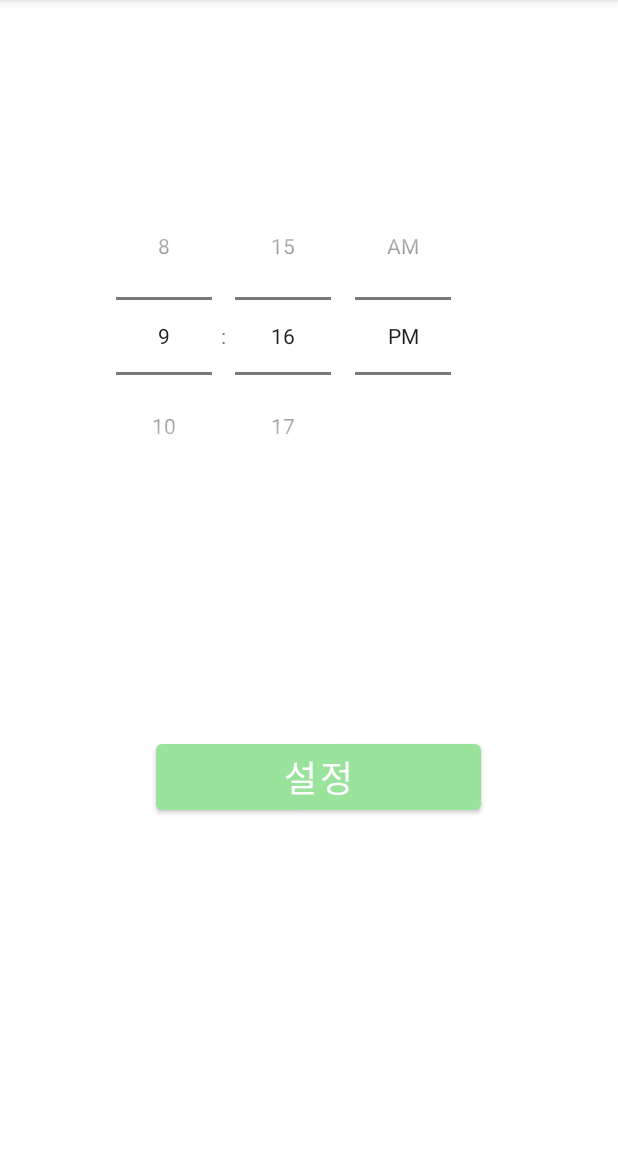
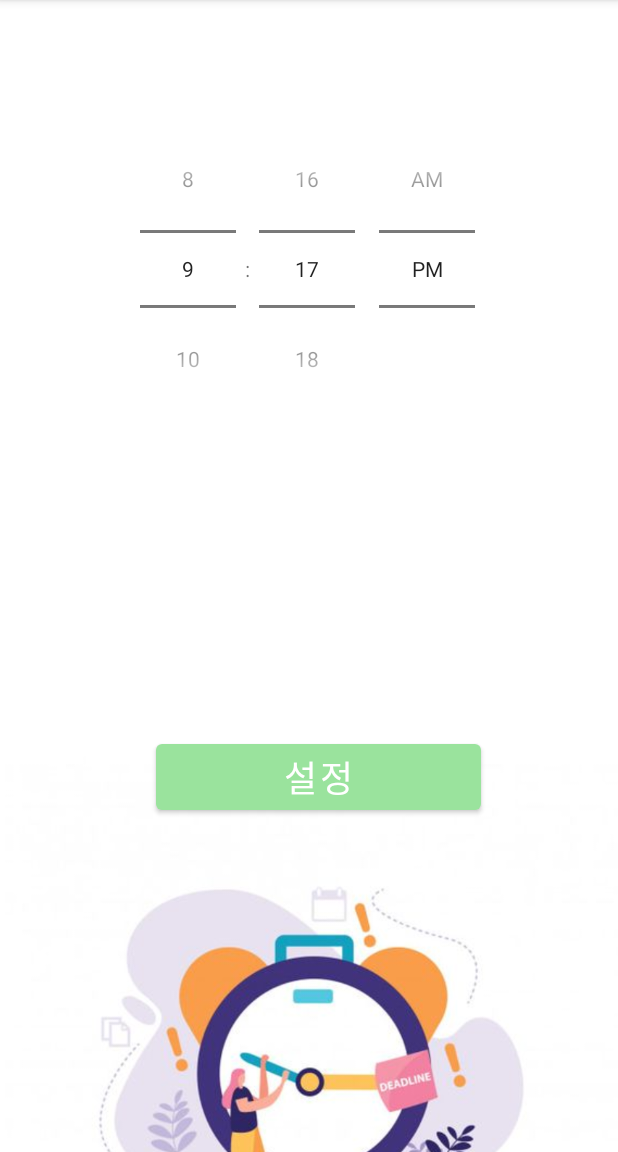
Before and after one commit to Milyeong/Guru2Project, an Android app: the SettingTimeActivity screen opened directly, with no data from a screen before it, on a phone screen of 412 x 824 dp, the part 84-1236 px from its top. Run offline under Robolectric (Android 15) with nearby library versions, the phone set to English and light mode, and no system bars; Roboto replaces fonts that are not available here; 3 statements that could not run were skipped.

Commit message:
Image change

```diff
--- a/app/src/main/res/layout/activity_phone_auth.xml
+++ b/app/src/main/res/layout/activity_phone_auth.xml
@@ -4,7 +4,7 @@
     xmlns:tools="http://schemas.android.com/tools"
     android:layout_width="match_parent"
     android:layout_height="match_parent"
-
+    android:background="@drawable/image_joinbackground"
     tools:context=".PhoneAuthActivity">
 
     <TextView
--- a/app/src/main/res/layout/activity_setting_time.xml
+++ b/app/src/main/res/layout/activity_setting_time.xml
@@ -15,8 +15,8 @@
         android:layout_alignParentTop="true"
         android:layout_alignParentEnd="true"
         android:layout_centerInParent="true"
-        android:layout_marginTop="118dp"
-        android:layout_marginEnd="34dp"
+        android:layout_marginTop="73dp"
+        android:layout_marginEnd="18dp"
         android:timePickerMode="spinner" />
 
     <Button
@@ -34,5 +34,16 @@
         android:fontFamily="@font/hangul_font"
         android:textSize="24sp" />
 
+    <ImageView
+        android:layout_width="match_parent"
+        android:layout_height="416dp"
+        android:layout_alignParentStart="true"
+        android:layout_alignParentEnd="true"
+        android:layout_alignParentBottom="true"
+        android:layout_marginStart="3dp"
+        android:layout_marginEnd="0dp"
+        android:layout_marginBottom="-148dp"
+        android:src="@drawable/image_timeimage" />
+
 
 </RelativeLayout>
--- a/app/src/main/res/layout/activity_sign_up.xml
+++ b/app/src/main/res/layout/activity_sign_up.xml
@@ -9,7 +9,7 @@
     android:paddingTop="50dp"
     android:paddingEnd="20dp"
     android:paddingRight="20dp"
-
+    android:background="@drawable/image_joinbackground"
     tools:context=".SignUpActivity">
 
     <LinearLayout
```
Also changed, not shown: app/src/main/res/layout/activity_left_time.xml (+14 -0 lines), app/src/main/res/layout/activity_personal_information.xml (+113 -122 lines), app/src/main/res/drawable-v24/image_information.PNG (added), app/src/main/res/drawable-v24/image_main.PNG (added), app/src/main/res/drawable-v24/image_timeimage.jpg (added), 4 other files.
